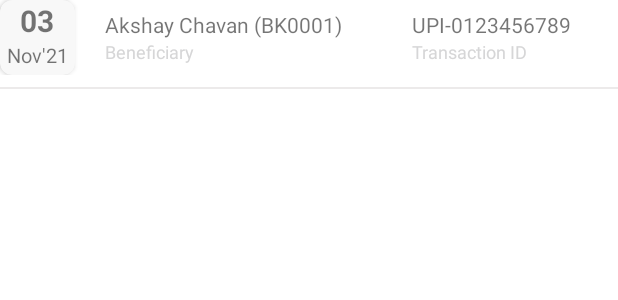
After one commit to AkshayChavan7/Banking-App, an Android app: the layout transaction_row_layout.xml on its own in the app's theme, with its tools: preview values and no code run, on a phone screen of 412 x 824 dp. The commit adds this screen. Shown: the top 300 px of the screen. Run offline under Robolectric (Android 15) with nearby library versions, the phone set to English and light mode, and no system bars; Roboto replaces fonts that are not available here.

Commit message:
Added transactions functionality

```diff
--- a/app/src/main/res/layout/nav_header.xml
+++ b/app/src/main/res/layout/nav_header.xml
@@ -27,7 +27,7 @@
        <TextView
            android:id="@+id/navheader_title"
            android:layout_width="250dp"
-           android:layout_height="100dp"
+           android:layout_height="70dp"
            android:layout_marginTop="40dp"
            android:layout_gravity="center"
            android:text="TSF Bank"
@@ -40,7 +40,7 @@
         <LinearLayout
             android:layout_width="match_parent"
             android:layout_height="wrap_content"
-            android:layout_marginTop="32dp"
+            android:layout_marginTop="20dp"
             android:orientation="horizontal"
             android:weightSum="1">
 
--- /dev/null
+++ b/app/src/main/res/layout/transaction_row_layout.xml
@@ -0,0 +1,112 @@
+<?xml version="1.0" encoding="utf-8"?>
+<LinearLayout xmlns:android="http://schemas.android.com/apk/res/android"
+    android:layout_width="match_parent"
+    android:layout_height="wrap_content"
+    xmlns:app="http://schemas.android.com/apk/res-auto"
+    android:orientation="vertical">
+    <LinearLayout
+        android:layout_width="match_parent"
+        android:layout_height="wrap_content"
+        android:orientation="horizontal"
+        >
+        <androidx.cardview.widget.CardView
+            android:id="@+id/cv_calendar"
+            android:layout_width="50dp"
+            android:layout_height="50dp"
+            app:cardCornerRadius="8dp"
+            app:cardElevation="2dp"
+            app:strokeColor="#ECEBEB"
+            app:strokeWidth="1dp"
+            android:layout_gravity="bottom"
+            android:background="@drawable/card_border"
+            app:cardBackgroundColor="#F8F8F8"
+            android:foreground="?attr/selectableItemBackgroundBorderless"
+            android:clickable="true"
+            >
+            <LinearLayout
+                android:layout_width="match_parent"
+                android:layout_height="wrap_content"
+                android:orientation="vertical">
+                <TextView
+                    android:id="@+id/tv_day"
+                    android:layout_width="wrap_content"
+                    android:layout_height="wrap_content"
+                    android:text="03"
+                    android:layout_gravity="center"
+                    android:textSize="20dp"
+                    android:textStyle="bold"
+                    />
+                <TextView
+
+                    android:id="@+id/tv_month_and_year"
+                    android:layout_width="match_parent"
+                    android:layout_height="wrap_content"
+                    android:text="Nov'21"
+                    android:gravity="center"
+                    android:textSize="13dp"
+                    />
+            </LinearLayout>
+        </androidx.cardview.widget.CardView>
+        <LinearLayout
+            android:layout_width="match_parent"
+            android:layout_height="match_parent"
+            android:layout_marginLeft="20dp"
+            android:gravity="center"
+            android:orientation="vertical">
+
+            <LinearLayout
+                android:layout_width="match_parent"
+                android:layout_height="wrap_content"
+                android:orientation="horizontal"
+                android:weightSum="2">
+                <TextView
+                    android:id="@+id/tv_beneficiary_name"
+                    android:layout_width="0dp"
+                    android:layout_height="wrap_content"
+                    android:textSize="14dp"
+                    android:layout_weight="1.2"
+                    android:text="Akshay Chavan (BK0001)"
+                    />
+                <TextView
+                    android:id="@+id/tv_transaction_id"
+                    android:layout_width="0dp"
+                    android:layout_height="wrap_content"
+                    android:textSize="14dp"
+                    android:layout_weight="0.8"
+                    android:text="UPI-0123456789"
+                    />
+            </LinearLayout>
+            <LinearLayout
+                android:layout_width="match_parent"
+                android:layout_height="wrap_content"
+                android:orientation="horizontal"
+                android:weightSum="2">
+                <TextView
+                    android:id="@+id/tv_beneficiary_name_label"
+                    android:layout_width="0dp"
+                    android:layout_height="wrap_content"
+                    android:textSize="12dp"
+                    android:layout_weight="1.2"
+                    android:textColor="@color/colorLightGrey"
+                    android:text="Beneficiary"
+                    />
+                <TextView
+                    android:id="@+id/tv_transaction_id_label"
+                    android:layout_width="0dp"
+                    android:layout_height="wrap_content"
+                    android:textSize="12dp"
+                    android:layout_weight="0.8"
+                    android:textColor="@color/colorLightGrey"
+                    android:text="Transaction ID"
+                    />
+            </LinearLayout>
+        </LinearLayout>
+    </LinearLayout>
+    <View
+        android:layout_width="match_parent"
+        android:layout_height="1dp"
+        android:layout_marginTop="8dp"
+        android:layout_marginBottom="8dp"
+        android:background="#ECEAEA"/>
+
+</LinearLayout>
--- a/app/src/main/res/layout/user_info_card.xml
+++ b/app/src/main/res/layout/user_info_card.xml
@@ -11,11 +11,10 @@
         android:id="@+id/cv_product_rvcontent"
         android:layout_width="match_parent"
         android:layout_height="match_parent"
-        android:layout_margin="5dp"
         android:background="@drawable/card_border"
         android:padding="5dp"
         app:cardBackgroundColor="@color/colorWhite"
-        app:cardCornerRadius="10dp"
+        app:cardCornerRadius="8dp"
         app:cardElevation="2dp"
         app:strokeColor="#ECEBEB"
         app:strokeWidth="1dp">
--- a/gradle.properties
+++ b/gradle.properties
@@ -15,3 +15,6 @@ org.gradle.jvmargs=-Xmx2048m -Dfile.encoding=UTF-8
 # Android operating system, and which are packaged with your app"s APK
 # https://developer.android.com/topic/libraries/support-library/androidx-rn
 android.useAndroidX=true
+
+#android.useAndroidX=true
+android.enableJetifier=true
```
Also changed, not shown: app/src/main/java/com/akshaychavan/bankingapp/TransferSchema.java (added, +70 -0 lines), app/src/main/java/com/akshaychavan/bankingapp/UserSchema.java (added, +67 -0 lines), app/src/main/java/com/akshaychavan/bankingapp/adapters/TransactionsRowAdapter.java (added, +96 -0 lines), app/src/main/java/com/akshaychavan/bankingapp/utility/DBAccess.java (+33 -6 lines), app/src/main/res/layout/userslist_row_layout.xml (added, +28 -0 lines), app/src/main/assets/databases/bankingAppDB.db.
